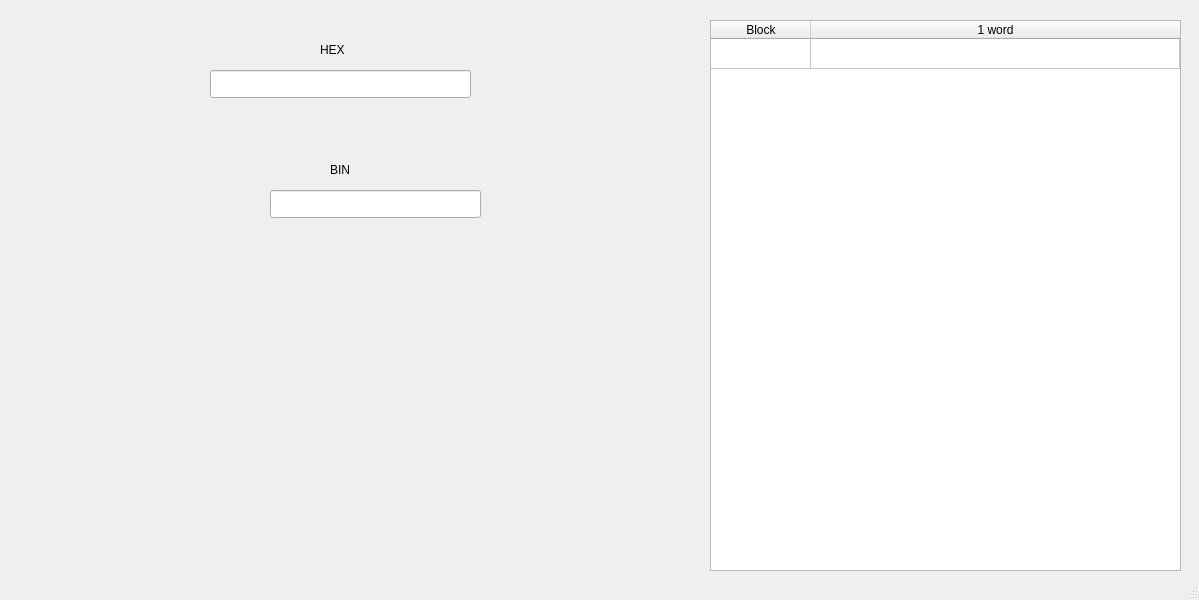
First picture: the form in mainwindow.ui, repository MrSal0/cache_emulator, before the edit.
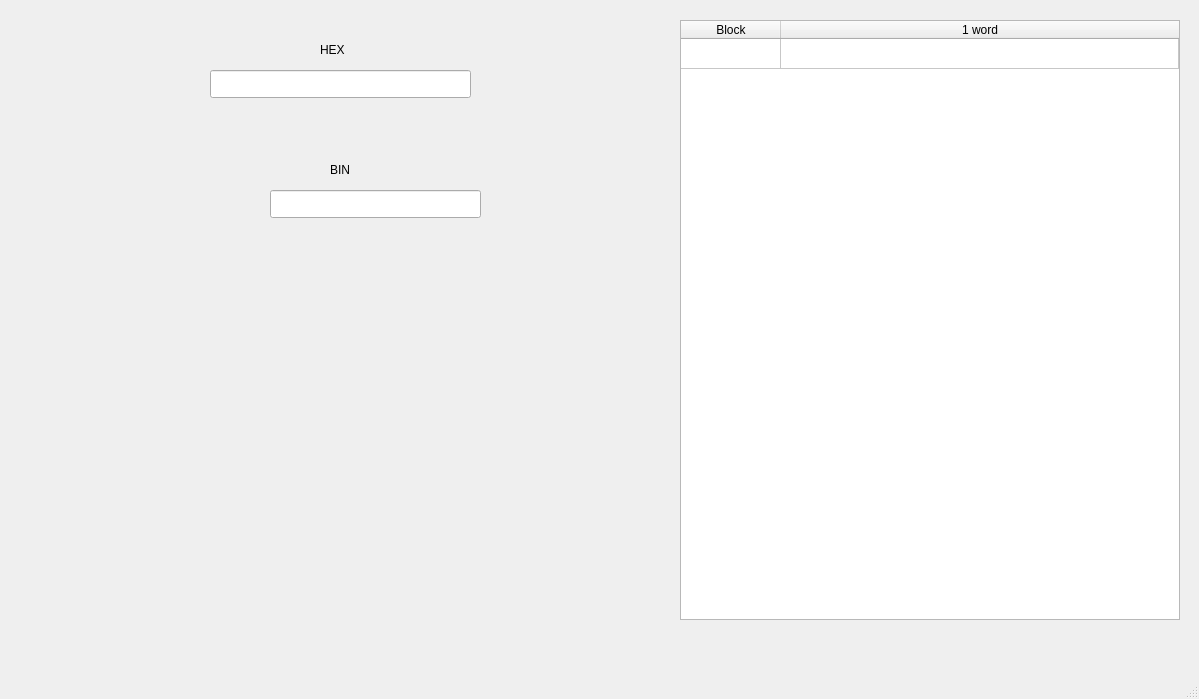
Second picture: the form after the edit.

Diff of the .ui file:
```diff
--- a/mainwindow.ui
+++ b/mainwindow.ui
@@ -7,7 +7,7 @@
     <x>0</x>
     <y>0</y>
     <width>1199</width>
-    <height>600</height>
+    <height>699</height>
    </rect>
   </property>
   <property name="windowTitle">
@@ -63,12 +63,15 @@
    <widget class="QTableWidget" name="tableWidget_mainMemory">
     <property name="geometry">
      <rect>
-      <x>710</x>
+      <x>680</x>
       <y>20</y>
-      <width>471</width>
-      <height>551</height>
+      <width>500</width>
+      <height>600</height>
      </rect>
     </property>
+    <property name="sizeAdjustPolicy">
+     <enum>QAbstractScrollArea::AdjustToContents</enum>
+    </property>
     <attribute name="horizontalHeaderShowSortIndicator" stdset="0">
      <bool>false</bool>
     </attribute>
```
